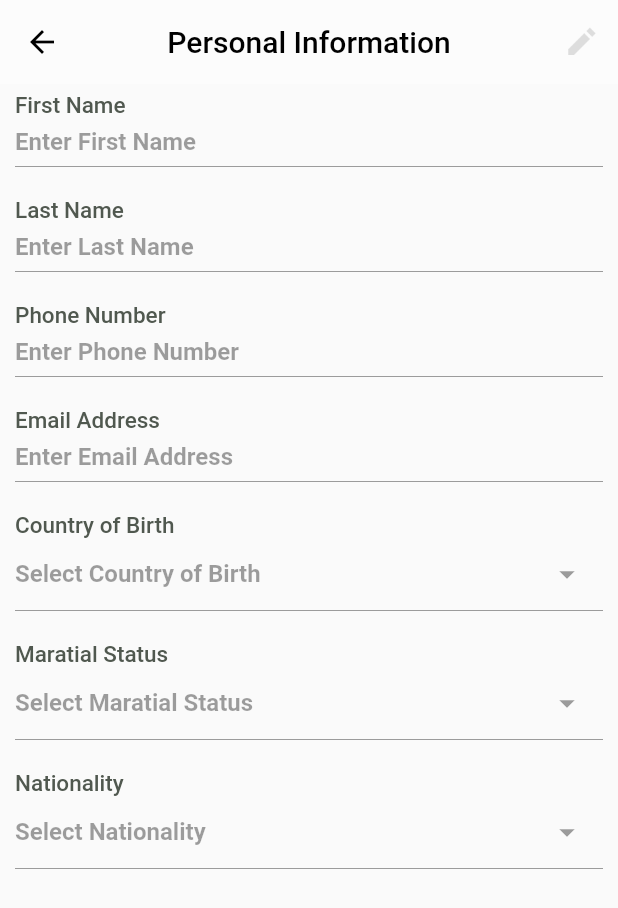
After one commit to himanshup007/mobility_sqr, a Flutter app: the PersonalInfo screen opened directly, on a phone screen of 412 x 824 dp. The commit adds this screen. Shown: the top 908 px of the screen. Run offline on Flutter 3.47's test engine with Material 2 defaults, Android fonts, the phone set to English and light mode, and no system bars; our stand-ins replace auto_size_text, bloc, equatable, flutter_bloc, flutter_html, flutter_staggered_animations and 4 more; missing offline and left inert: country_pickers, currency_pickers, rotated_corner_decoration; accounts and stored records are empty.

Commit message:
agenda and profile screen completed

```diff
--- /dev/null
+++ b/lib/Screens/Profile/Personal_info/Personal_Info_Screen.dart
@@ -0,0 +1,120 @@
+import 'package:flutter/material.dart';
+import 'package:mobility_sqr/Constants/AppConstants.dart';
+
+class PersonalInfo extends StatefulWidget {
+  @override
+  _PersonalInfoState createState() => _PersonalInfoState();
+}
+
+class _PersonalInfoState extends State<PersonalInfo> {
+
+  bool iseditable=false;
+  @override
+  Widget build(BuildContext context) {
+    return Scaffold(
+      resizeToAvoidBottomInset: false,
+      appBar: AppBar(
+        iconTheme: IconThemeData(color: Colors.black),
+        backgroundColor: Colors.white38,
+        elevation: 0,
+        title:
+            Text("Personal Information", style: TextStyle(color: Colors.black)),
+        centerTitle: true,
+        actions: [
+          GestureDetector(
+            onTap: (){
+              this.setState(() {
+                iseditable=!iseditable;
+              });
+            },
+            child: Container(
+              margin: EdgeInsets.fromLTRB(0, 0, 13, 0),
+              height: 23,
+              width: 23,
+              child: Image.asset(
+                'assets/images/edit.png',
+                fit: BoxFit.contain,
+                color: iseditable?AppConstants.APP_THEME_COLOR:Colors.black12,
+              ),
+            ),
+          ),
+        ],
+      ),
+      body: Container(
+        child: Column(
+          children: [
+            ColumnWidget('First Name', 'Enter First Name', iseditable, false),
+            ColumnWidget('Last Name', 'Enter Last Name', iseditable, false),
+            ColumnWidget('Phone Number', 'Enter Phone Number', iseditable, false),
+            ColumnWidget('Email Address', 'Enter Email Address', iseditable, false),
+            ColumnWidget('Country of Birth', 'Select Country of Birth  ', iseditable, true),
+            ColumnWidget('Maratial Status', 'Select Maratial Status', iseditable, true),
+            ColumnWidget('Nationality', 'Select Nationality', iseditable, true),
+          ],
+        ),
+      ),
+    );
+
+    // ColumnWidget('assets/images/emergency_contact.png',
+    //   "Emergency Contacts", onTap:(){},),
+    //    );
+  }
+}
+
+class ColumnWidget extends StatelessWidget {
+  VoidCallback onTap;
+
+  ColumnWidget(this.label, this.hint, this.iseditable, this.showDropdown
+      //{@required this.onTap}
+      );
+
+  final String label;
+  final bool iseditable;
+  final bool showDropdown;
+  final dynamic hint;
+
+  @override
+  Widget build(BuildContext context) {
+    return Container(
+      padding: EdgeInsets.fromLTRB(10, 5, 10, 15),
+      child: Column(
+        children: [
+          Align(
+              alignment: Alignment.centerLeft,
+              child: Text(
+                label,
+                textAlign: TextAlign.left,
+                style: TextStyle(
+                    color: AppConstants.TEXT_BACKGROUND_COLOR,
+                    fontWeight: FontWeight.w500,
+                    fontSize: 15.0),
+              )),
+          //SizedBox(height: 5),
+          TextField(
+            style: TextStyle(
+              fontSize: 16.0,
+              height: 1.0,
+              color: Colors.black,
+              fontWeight: FontWeight.w600,
+            ),
+            textAlignVertical: TextAlignVertical.center,
+            decoration: InputDecoration(
+                 suffixIcon: showDropdown ? Icon(
+                   Icons.arrow_drop_down,size: 25,
+
+                 ) : null,
+                // contentPadding: EdgeInsets.fromLTRB(0, 9, 0, 7),
+
+                enabled: iseditable,
+                isDense: true,
+                border: UnderlineInputBorder(),
+                hintText: hint,
+                focusedBorder: UnderlineInputBorder(
+                    borderSide:
+                        BorderSide(color: AppConstants.APP_THEME_COLOR))),
+          ),
+        ],
+      ),
+    );
+  }
+}
```
Also changed, not shown: lib/Screens/AddNewTravel/AddNewTravel2.dart (+0 -12 lines), lib/Screens/Dashboard/AddAgenda.dart (added, +126 -0 lines), assets/images/close.png (added), assets/images/edit.png (added).
